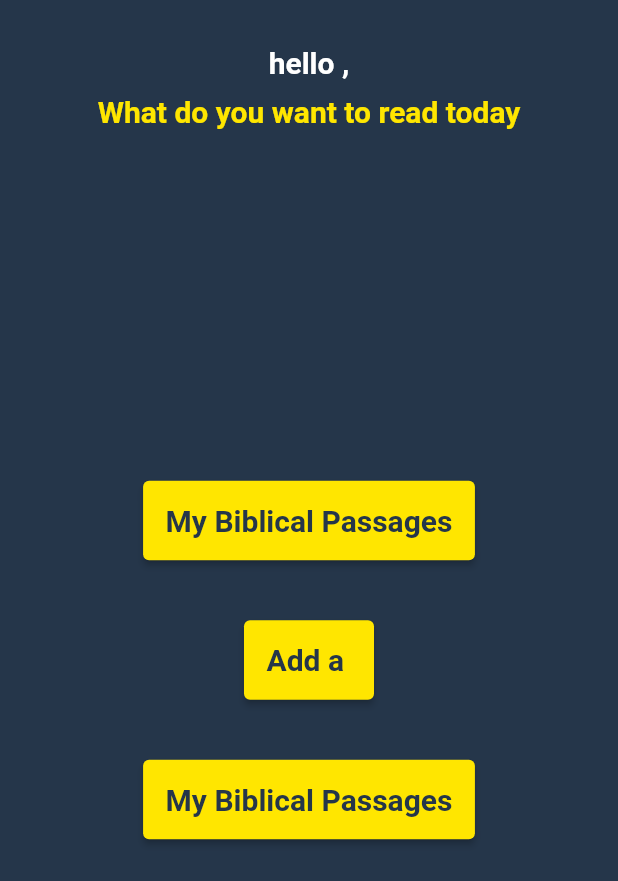
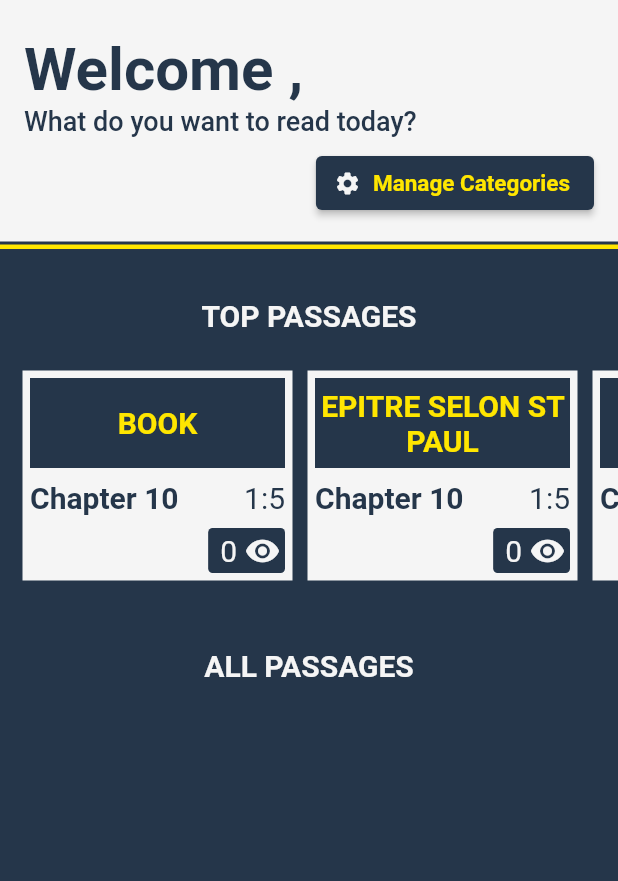
Before and after one commit to HeavenMercy/mam_pray, a Flutter app: the HomeView widget shown alone on an empty page, opened directly, on a phone screen of 412 x 824 dp. Shown: the top 881 px of the screen. Run offline on Flutter 3.47's test engine with Material 2 defaults, Android fonts, the phone set to English and light mode, and no system bars.

Commit message:
redesign home with top passages and all passages

```diff
--- a/lib/main.dart
+++ b/lib/main.dart
@@ -8,7 +8,7 @@ void main() {
   runApp(FutureBuilder(
     future: AppModel.load(),
     builder: (context, snapshot) {
-      if (!snapshot.hasData) {
+      if (snapshot.connectionState == ConnectionState.waiting) {
         return const CircularProgressIndicator();
       }
 
--- a/lib/models/app.model.dart
+++ b/lib/models/app.model.dart
@@ -78,16 +78,18 @@ class AppModel {
   bool passageExists(Passage passage) {
     return passages.any((e) {
       return (Utils.isSameString(e.book, passage.book) ||
-          Utils.isSameString(e.chapter, passage.chapter) ||
-          Utils.isSameString(e.verseStart, passage.verseStart) ||
-          Utils.isSameString(e.verseEnd, passage.verseEnd));
+          (e.chapter == passage.chapter) ||
+          (e.verseStart == passage.verseStart) ||
+          (e.verseEnd == passage.verseEnd));
     });
   }
 
   // FILE MANAGEMENT
 
   static Future<File> get _localFile async {
-    final directory = await getApplicationDocumentsDirectory();
+    final directory = await getTemporaryDirectory();
+    if (!(await directory.exists())) await directory.create(recursive: true);
+    print('loading $directory...');
     return File('${directory.path}/mam_save.json');
   }
 
@@ -96,13 +98,13 @@ class AppModel {
 
     try {
       var file = await _localFile;
-      print('loading $file...');
       var str = await file.readAsString();
 
       model = AppModel.fromJson(json.decode(str));
       print('loaded $model');
     } catch (exception) {
       model = AppModel(firstname: '', categories: [], passages: []);
+      print('default model created...');
     }
 
     model.tryNormalizeCategories();
--- a/lib/models/passage.model.dart
+++ b/lib/models/passage.model.dart
@@ -5,19 +5,22 @@ class Passage {
     required this.verseStart,
     required this.verseEnd,
     required this.categories,
+    this.viewCount = 0,
   });
 
   final String book;
-  final String chapter;
-  final String verseStart;
-  final String verseEnd;
+  final int chapter;
+  final int verseStart;
+  final int verseEnd;
+  final int viewCount;
   final List<int> categories;
 
   Passage copyWith({
     String? book,
-    String? chapter,
-    String? verseStart,
-    String? verseEnd,
+    int? chapter,
+    int? verseStart,
+    int? verseEnd,
+    int? viewCount,
     List<int>? categories,
   }) =>
       Passage(
@@ -25,6 +28,7 @@ class Passage {
         chapter: chapter ?? this.chapter,
         verseStart: verseStart ?? this.verseStart,
         verseEnd: verseEnd ?? this.verseEnd,
+        viewCount: viewCount ?? this.viewCount,
         categories: categories ?? this.categories,
       );
 
@@ -33,6 +37,7 @@ class Passage {
         chapter: json["chapter"],
         verseStart: json["verse_start"],
         verseEnd: json["verse_end"],
+        viewCount: json["view_count"],
         categories: List<int>.from(json["categories"].map((x) => x)),
       );
 
@@ -41,6 +46,7 @@ class Passage {
         "chapter": chapter,
         "verse_start": verseStart,
         "verse_end": verseEnd,
+        "view_count": viewCount,
         "categories": List<dynamic>.from(categories.map((x) => x)),
       };
 }
--- a/lib/utils.dart
+++ b/lib/utils.dart
@@ -1,3 +1,5 @@
+import 'dart:math';
+
 import 'package:flutter/material.dart';
 
 abstract class Utils {
@@ -32,4 +34,16 @@ abstract class Utils {
   static Widget addFlexibleSpace() {
     return Expanded(child: Container());
   }
+
+  static const inviteMessages = [
+    'What do you want to read today?',
+    'Read to relive your faith!',
+    'Are you looking for answer?',
+    'Faith is everything!'
+  ];
+
+  static String getRandomsInvite() {
+    var index = Random().nextInt(inviteMessages.length);
+    return inviteMessages[index];
+  }
 }
--- a/lib/views/home.view.dart
+++ b/lib/views/home.view.dart
@@ -1,9 +1,10 @@
 import 'package:flutter/material.dart';
 import 'package:mam_pray/config/styles.config.dart';
 import 'package:mam_pray/models/app.model.dart';
+import 'package:mam_pray/models/passage.model.dart';
 import 'package:mam_pray/utils.dart';
-import 'package:mam_pray/widgets/custom_button.widget.dart';
 import 'package:mam_pray/widgets/page_container.widget.dart';
+import 'package:mam_pray/widgets/top_passages.widget.dart';
 import 'package:provider/provider.dart';
 
 class HomeView extends StatelessWidget {
@@ -12,27 +13,83 @@ class HomeView extends StatelessWidget {
   @override
   Widget build(BuildContext context) {
     var model = Provider.of<AppModel>(context);
+    var topPassages = <Passage>[
+      Passage(
+          book: 'book',
+          chapter: 10,
+          verseStart: 1,
+          verseEnd: 5,
+          categories: [1, 2, 8]),
+      Passage(
+          book: 'Epitre Selon St Paul',
+          chapter: 10,
+          verseStart: 1,
+          verseEnd: 5,
+          categories: [1, 2, 8]),
+      Passage(
+          book: 'book',
+          chapter: 10,
+          verseStart: 1,
+          verseEnd: 5,
+          categories: [1, 2, 8]),
+    ];
 
     return PageContainer(
+      setPadding: false,
       child: Column(
-        mainAxisSize: MainAxisSize.max,
         children: [
-          Text(
-            'hello ${model.firstname},',
-            textAlign: TextAlign.left,
-            style: Styles.mainText,
+          DrawerHeader(
+            decoration: const BoxDecoration(
+              color: Styles.secColor,
+              boxShadow: [
+                BoxShadow(color: Styles.mainColor, offset: Offset(0, 5)),
+                BoxShadow(color: Styles.bgColor, offset: Offset(0, 2)),
+              ],
+            ),
+            child: Column(
+              crossAxisAlignment: CrossAxisAlignment.start,
+              children: [
+                Utils.addFlexibleSpace(),
+                Text(
+                  'Welcome ${model.firstname},',
+                  style: Styles.mainText
+                      .copyWith(fontSize: 40, color: Styles.bgColor),
+                ),
+                Text(
+                  Utils.getRandomsInvite(),
+                  style: Styles.subText.copyWith(
+                    fontSize: 18,
+                    color: Styles.bgColor,
+                  ),
+                ),
+                Utils.addFlexibleSpace(),
+                Row(
+                  children: [
+                    Utils.addFlexibleSpace(),
+                    ElevatedButton.icon(
+                      onPressed: () {},
+                      style: ElevatedButton.styleFrom(primary: Styles.bgColor),
+                      icon: const Icon(
+                        Icons.settings,
+                        color: Styles.secColor,
+                        size: 18,
+                      ),
+                      label: Text(
+                        'Manage Categories',
+                        style: Styles.mainText.copyWith(
+                          fontSize: 15,
+                          color: Styles.mainColor,
+                        ),
+                      ),
+                    ),
+                  ],
+                ),
+                Utils.addFlexibleSpace(),
+              ],
+            ),
           ),
           Utils.addFixedSpace(10),
-          const Text(
-            'What do you want to read today',
-            textAlign: TextAlign.left,
-            style: Styles.subText,
-          ),
-          Utils.addFlexibleSpace(),
-          CustomButton(text: 'My Biblical Passages', onPressed: () {}),
-          CustomButton(text: 'Add a ', onPressed: () {}),
-          CustomButton(text: 'My Biblical Passages', onPressed: () {}),
-          Utils.addFlexibleSpace(),
+          if (topPassages.isNotEmpty) TopPassages(passages: topPassages),
         ],
       ),
     );
--- /dev/null
+++ b/lib/widgets/badge.widget.dart
@@ -0,0 +1,38 @@
+import 'package:flutter/material.dart';
+import 'package:mam_pray/config/styles.config.dart';
+
+class Badge extends StatelessWidget {
+  const Badge({
+    Key? key,
+    this.icon,
+    this.color = Styles.secColor,
+    required this.text,
+  }) : super(key: key);
+
+  final IconData? icon;
+  final String text;
+  final Color color;
+
+  @override
+  Widget build(BuildContext context) {
+    return Container(
+      decoration: BoxDecoration(
+        color: Styles.bgColor,
+        borderRadius: BorderRadius.circular(3),
+      ),
+      child: Padding(
+        padding: const EdgeInsets.all(3.0),
+        child: Row(children: [
+          Padding(
+            padding: const EdgeInsets.symmetric(horizontal: 5.0),
+            child: Text(
+              text,
+              style: Styles.subText.copyWith(color: color),
+            ),
+          ),
+          Icon(icon, color: color),
+        ]),
+      ),
+    );
+  }
+}
--- a/lib/widgets/page_container.widget.dart
+++ b/lib/widgets/page_container.widget.dart
@@ -4,15 +4,25 @@ import '../config/styles.config.dart';
 import '../config/values.config.dart';
 
 class PageContainer extends StatelessWidget {
-  const PageContainer({Key? key, required this.child, this.loading = false})
+  const PageContainer(
+      {Key? key,
+      required this.child,
+      this.setPadding = true,
+      this.loading = false})
       : super(key: key);
 
   final Widget child;
   final bool loading;
+  final bool setPadding;
 
   @override
   Widget build(BuildContext context) {
     var size = MediaQuery.of(context).size;
+
+    var padding = setPadding
+        ? const EdgeInsets.symmetric(
+            horizontal: Values.padding, vertical: Values.padding * 1.5)
+        : null;
 
     return Scaffold(
       backgroundColor: Styles.bgColor,
@@ -20,14 +30,23 @@ class PageContainer extends StatelessWidget {
         child: Container(
           width: size.width,
           height: size.height,
-          padding: const EdgeInsets.symmetric(
-              horizontal: Values.padding, vertical: Values.padding * 1.5),
           child: Stack(
             children: [
-              child,
+              if (padding != null)
+                Padding(
+                  padding: padding,
+                  child: child,
+                )
+              else
+                child,
               if (loading)
-                const Center(
-                  child: CircularProgressIndicator(),
+                Container(
+                  width: size.width,
+                  height: size.height,
+                  color: Colors.black.withAlpha(80),
+                  child: const Center(
+                    child: CircularProgressIndicator(),
+                  ),
                 ),
             ],
           ),
--- /dev/null
+++ b/lib/widgets/top_passage.widget.dart
@@ -0,0 +1,74 @@
+import 'package:flutter/material.dart';
+import 'package:mam_pray/config/styles.config.dart';
+import 'package:mam_pray/models/passage.model.dart';
+import 'package:mam_pray/utils.dart';
+import 'package:mam_pray/widgets/badge.widget.dart';
+
+class TopPassage extends StatelessWidget {
+  const TopPassage({Key? key, required this.passage}) : super(key: key);
+
+  final Passage passage;
+
+  @override
+  Widget build(BuildContext context) {
+    const Size size = Size(180, 150);
+    const double fontSize = 20;
+
+    return Container(
+      width: size.width,
+      height: size.height,
+      color: Styles.secColor,
+      padding: const EdgeInsets.all(5),
+      child: Column(children: [
+        Container(
+          width: size.width,
+          height: size.height / 2.5,
+          color: Styles.bgColor,
+          child: Center(
+            child: Text(
+              passage.book.toUpperCase(),
+              textAlign: TextAlign.center,
+              style: Styles.mainText.copyWith(
+                fontSize: fontSize,
+                fontWeight: FontWeight.bold,
+                color: Styles.mainColor,
+              ),
+            ),
+          ),
+        ),
+        Utils.addFlexibleSpace(),
+        Row(
+          children: [
+            Utils.addFixedSpace(10),
+            Text(
+              'Chapter ${passage.chapter}',
+              style: Styles.subText.copyWith(
+                fontSize: fontSize,
+                fontWeight: FontWeight.bold,
+                color: Styles.bgColor,
+              ),
+            ),
+            Utils.addFlexibleSpace(),
+            Text(
+              '${passage.verseStart}:${passage.verseEnd}',
+              style: Styles.subText.copyWith(
+                fontSize: fontSize,
+                color: Styles.bgColor,
+              ),
+            ),
+          ],
+        ),
+        Utils.addFlexibleSpace(),
+        Row(
+          children: [
+            Utils.addFlexibleSpace(),
+            Badge(
+              icon: Icons.remove_red_eye,
+              text: passage.viewCount.toString(),
+            ),
+          ],
+        ),
+      ]),
+    );
+  }
+}
--- /dev/null
+++ b/lib/widgets/top_passages.widget.dart
@@ -0,0 +1,49 @@
+import 'package:flutter/cupertino.dart';
+import 'package:mam_pray/config/styles.config.dart';
+import 'package:mam_pray/models/passage.model.dart';
+import 'package:mam_pray/utils.dart';
+import 'package:mam_pray/widgets/top_passage.widget.dart';
+
+class TopPassages extends StatelessWidget {
+  const TopPassages({Key? key, required this.passages}) : super(key: key);
+
+  final List<Passage> passages;
+
+  @override
+  Widget build(BuildContext context) {
+    return Column(
+      children: [
+        Utils.addFixedSpace(20),
+        Text(
+          'TOP PASSAGES',
+          style: Styles.mainText.copyWith(
+            fontSize: 20,
+            color: Styles.secColor,
+          ),
+        ),
+        Utils.addFixedSpace(20),
+        SizedBox(
+          height: 150,
+          child: ListView.builder(
+            padding: const EdgeInsets.symmetric(horizontal: 10),
+            itemCount: passages.length,
+            scrollDirection: Axis.horizontal,
+            itemBuilder: (context, index) => Padding(
+              padding: const EdgeInsets.all(5.0),
+              child: TopPassage(passage: passages[index]),
+            ),
+          ),
+        ),
+        Utils.addFixedSpace(40),
+        Text(
+          'ALL PASSAGES',
+          style: Styles.mainText.copyWith(
+            fontSize: 20,
+            color: Styles.secColor,
+          ),
+        ),
+        Utils.addFixedSpace(20),
+      ],
+    );
+  }
+}
```
Also changed, not shown: lib/config/styles.config.dart, lib/config/values.config.dart.
